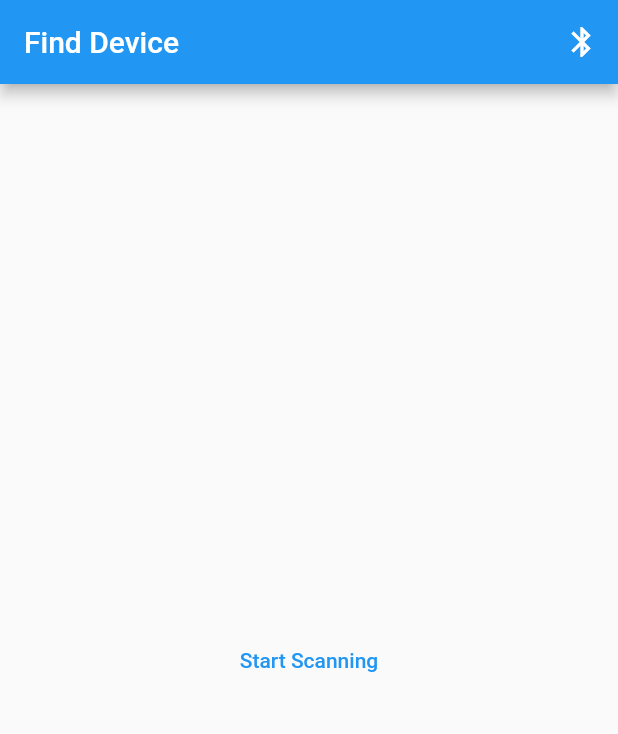
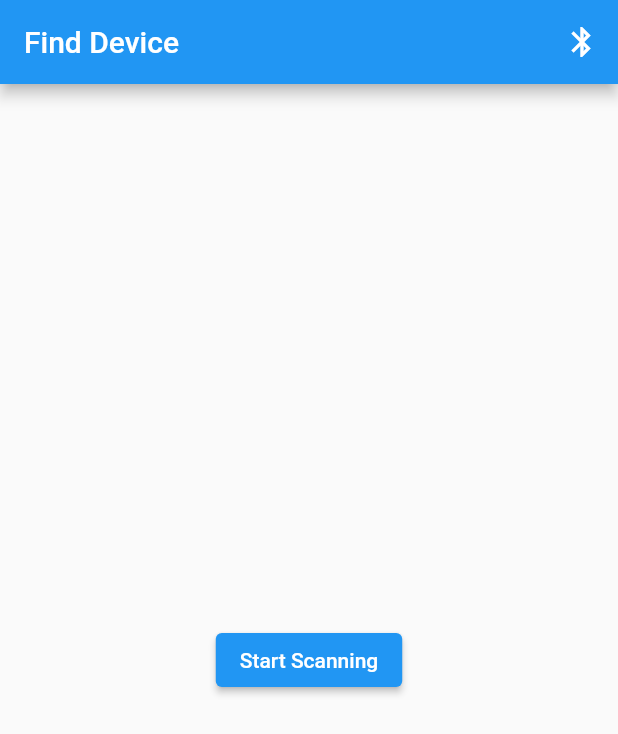
Before and after one commit to sverrisson/FlutterPressureBLE, a Flutter app: the screen it shows after launch, on a phone screen of 412 x 824 dp. Shown: the top 734 px of the screen. Run offline on Flutter 3.47's test engine with Material 2 defaults, Android fonts, the phone set to English and light mode, and no system bars; our stand-ins replace flutter_blue; missing offline and left inert: simple_logger; generated files the repository leaves out were written again.

Commit message:
ElevatedButton

```diff
--- a/lib/src/sample_feature/sensor_consumer.dart
+++ b/lib/src/sample_feature/sensor_consumer.dart
@@ -48,7 +48,7 @@ class _SensorConsumerViewState extends State<SensorConsumerView> {
               child: Stack(
                 alignment: Alignment.center,
                 children: [
-                  TextButton(
+                  ElevatedButton(
                     onPressed: () {
                       if (ble.status == BleStatus.unknown ||
                           ble.status == BleStatus.idle) {
--- a/lib/src/sample_feature/sensor_view.dart
+++ b/lib/src/sample_feature/sensor_view.dart
@@ -51,7 +51,7 @@ class _SensorViewState extends State<SensorView> {
                   Padding(
                     padding: const EdgeInsets.all(16),
                     child: Center(
-                      child: TextButton(
+                      child: ElevatedButton(
                         onPressed: () async {
                           await ble.connect(device?.device);
                           ble
```
